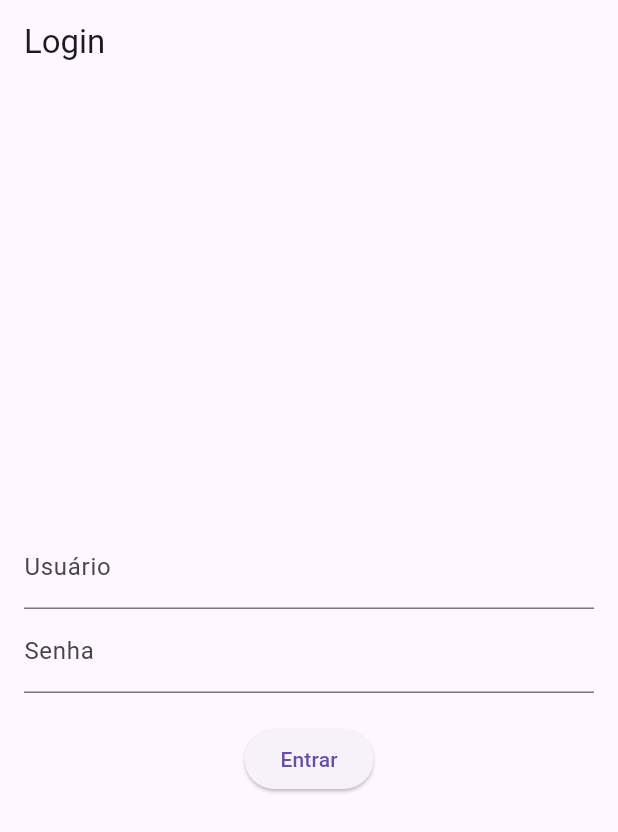
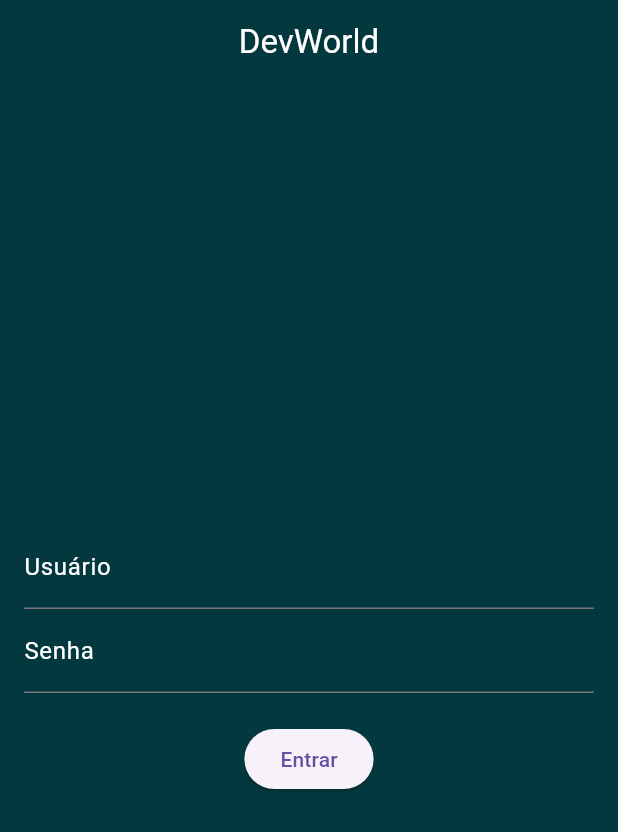
Before and after one commit to Dyas15/pim_flutter, a Flutter app: the screen it shows after launch, after a tap on "Entrar", on a phone screen of 412 x 824 dp. Shown: the top 832 px of the screen. Run offline on Flutter 3.47's test engine with Material 3 defaults, Android fonts, the phone set to English and light mode, and no system bars.

```diff
--- a/lib/home.dart
+++ b/lib/home.dart
@@ -8,27 +8,44 @@ class Home extends StatefulWidget {
 }
 
 class _HomeState extends State<Home> {
-
   @override
   Widget build(BuildContext context) {
     return Scaffold(
-      appBar: AppBar(title: Text('Login')),
+      backgroundColor: Color.fromRGBO(4, 56, 63, 1),
+      appBar: AppBar(
+        title: Text('DevWorld'),
+        centerTitle: true,
+        backgroundColor: Color.fromRGBO(4, 56, 63, 1),
+        foregroundColor: Colors.white,
+      ),
       body: Padding(
         padding: EdgeInsets.all(16.0),
         child: Column(
           mainAxisAlignment: MainAxisAlignment.center,
           children: [
             TextField(
-              decoration: InputDecoration(labelText: 'Usuário'),
+              decoration: InputDecoration(
+                  labelText: 'Usuário',
+                  labelStyle: TextStyle(color: Colors.white),
+                  focusedBorder: UnderlineInputBorder(
+                      borderSide: BorderSide(color: Colors.white),
+                      borderRadius: BorderRadius.circular(20))),
+              style: TextStyle(color: Colors.white),
             ),
             TextField(
-              decoration: InputDecoration(labelText: 'Senha'),
+              decoration: InputDecoration(
+                  labelText: 'Senha',
+                  labelStyle: TextStyle(color: Colors.white),
+                  focusedBorder: UnderlineInputBorder(
+                      borderSide: BorderSide(color: Colors.white),
+                      borderRadius: BorderRadius.circular(20))),
+              style: TextStyle(color: Colors.white),
               obscureText: true,
             ),
             SizedBox(height: 20),
             ElevatedButton(
               onPressed: () {
-                // lógica de autenticação
+                print("Entrou");
               },
               child: Text('Entrar'),
             ),
```
Also changed, not shown: 2 other files.
